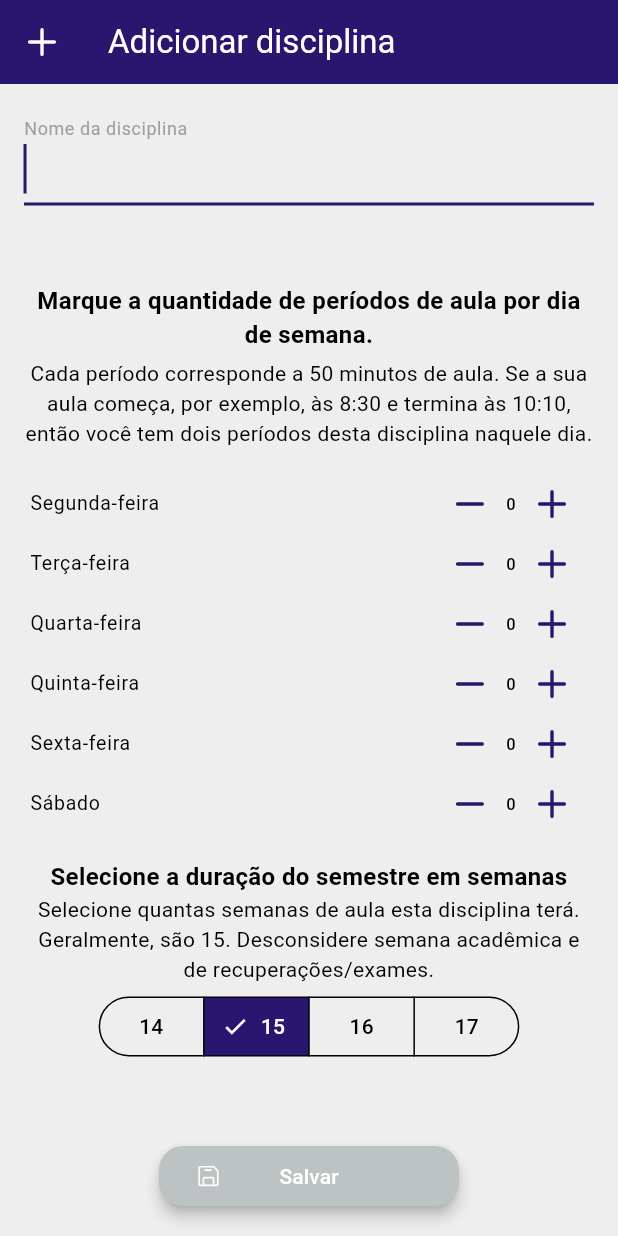
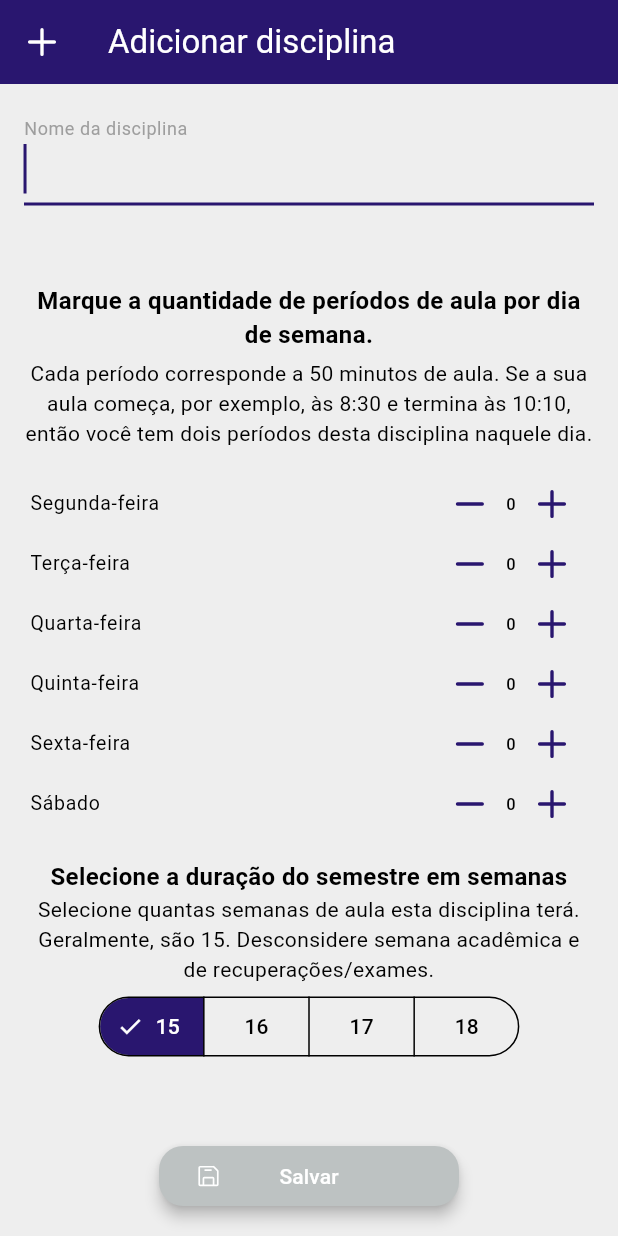
Before and after one commit to bernardolansing/faltometro_ufrgs, a Flutter app: the screen it shows after launch, after a tap on an icon or button, on a phone screen of 412 x 824 dp. Run offline on Flutter 3.47's test engine with Material 3 defaults, Android fonts, the phone set to English and light mode, and no system bars; our stand-ins replace calendar_date_picker2, flutter_local_notifications, permission_handler, phosphor_flutter, timezone.

Commit message:
semester length options are now 15, 16, 17 and 18, rather than 14-17

```diff
--- a/lib/src/screens/course_screen.dart
+++ b/lib/src/screens/course_screen.dart
@@ -180,8 +180,8 @@ class _CourseScreenState extends State<CourseScreen> {
                   _durationInWeeks = selected.first;
                 }),
                 segments: List.generate(4, (index) => ButtonSegment(
-                  value: index + 14,
-                  label: Text('${index + 14}'),
+                  value: index + 15,
+                  label: Text('${index + 15}'),
                 )),
               ),
 
```
